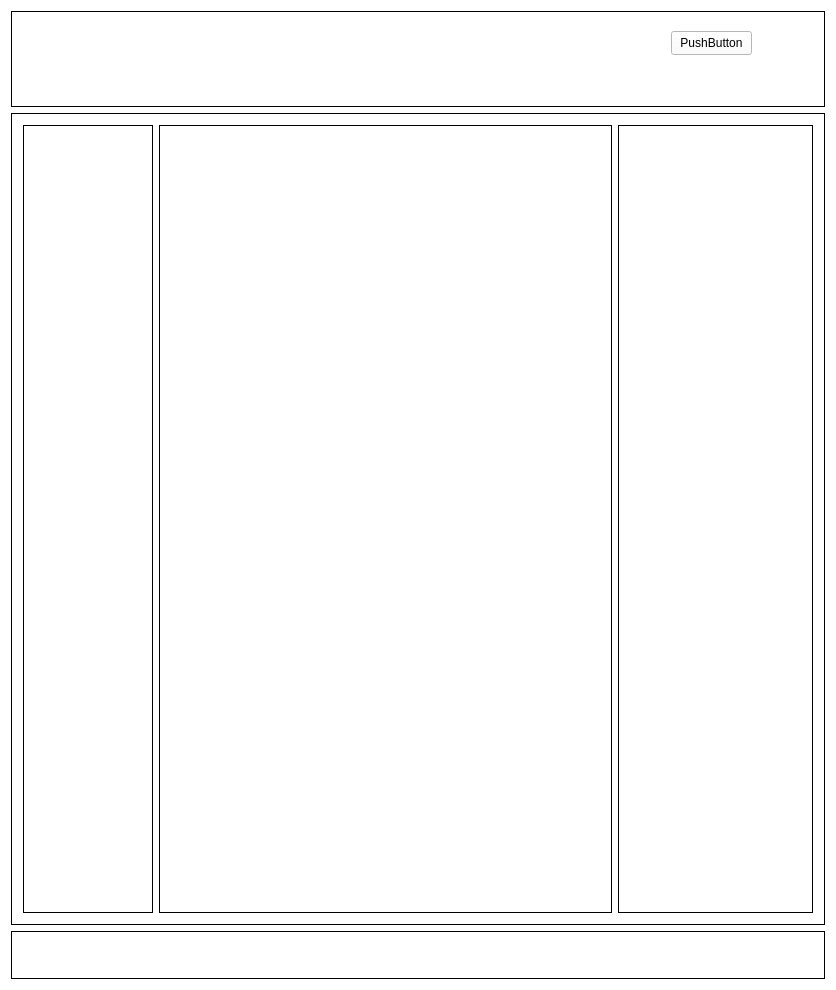
First picture: the form in ConsoleApplication1/qtmain.ui, repository cj1106620946/fuduji_plc_ai, before the edit.
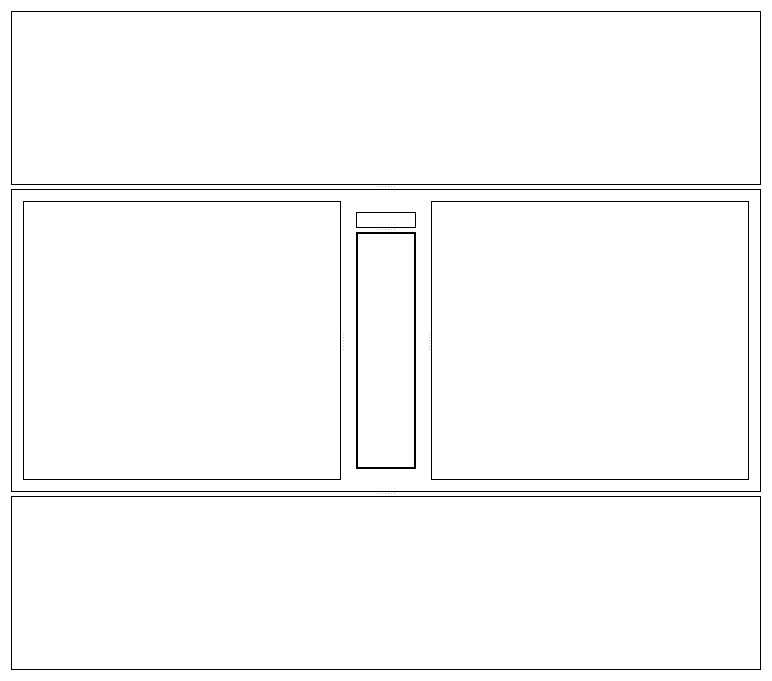
Second picture: the form after the edit.

Diff of the .ui file:
```diff
--- a/ConsoleApplication1/qtmain.ui
+++ b/ConsoleApplication1/qtmain.ui
@@ -6,8 +6,8 @@
    <rect>
     <x>0</x>
     <y>0</y>
-    <width>836</width>
-    <height>990</height>
+    <width>772</width>
+    <height>681</height>
    </rect>
   </property>
   <property name="palette">
@@ -482,58 +482,72 @@
   <property name="windowTitle">
    <string>qtmain</string>
   </property>
-  <layout class="QVBoxLayout" name="verticalLayout" stretch="10,85,5">
+  <layout class="QVBoxLayout" name="verticalLayout">
    <item>
-    <widget class="QFrame" name="frame_3">
+    <widget class="QSplitter" name="splitter_3">
+     <property name="orientation">
+      <enum>Qt::Orientation::Vertical</enum>
+     </property>
+     <widget class="QFrame" name="statuspanel">
      <property name="frameShape">
       <enum>QFrame::Shape::Box</enum>
      </property>
-     <widget class="QPushButton" name="btnStartConsole">
-      <property name="geometry">
-       <rect>
-        <x>660</x>
-        <y>20</y>
-        <width>81</width>
-        <height>24</height>
-       </rect>
-      </property>
-      <property name="text">
-       <string>PushButton</string>
-      </property>
      </widget>
-    </widget>
-   </item>
-   <item>
     <widget class="QFrame" name="frame_2">
      <property name="frameShape">
       <enum>QFrame::Shape::Box</enum>
      </property>
-     <layout class="QHBoxLayout" name="horizontalLayout" stretch="2,7,3">
+      <layout class="QHBoxLayout" name="horizontalLayout">
       <item>
+        <widget class="QSplitter" name="splitter">
+         <property name="orientation">
+          <enum>Qt::Orientation::Horizontal</enum>
+         </property>
        <widget class="QFrame" name="navpanel">
         <property name="frameShape">
          <enum>QFrame::Shape::Box</enum>
         </property>
        </widget>
-      </item>
+         <widget class="QFrame" name="frame">
+          <layout class="QVBoxLayout" name="verticalLayout_2">
       <item>
-       <widget class="QFrame" name="mainpanel">
+            <widget class="QSplitter" name="splitter_2">
+             <property name="orientation">
+              <enum>Qt::Orientation::Vertical</enum>
+             </property>
+             <widget class="QStackedWidget" name="mainpanel">
         <property name="frameShape">
          <enum>QFrame::Shape::Box</enum>
         </property>
-       </widget>
-      </item>
-      <item>
+              <property name="currentIndex">
+               <number>1</number>
+              </property>
+              <widget class="QWidget" name="pageChat"/>
+              <widget class="QWidget" name="pagePersona"/>
+              <widget class="QWidget" name="pageInit"/>
+              <widget class="QWidget" name="pageProject"/>
+             </widget>
+             <widget class="QFrame" name="iointerface">
+              <property name="frameShape">
+               <enum>QFrame::Shape::WinPanel</enum>
+              </property>
+              <property name="frameShadow">
+               <enum>QFrame::Shadow::Plain</enum>
+              </property>
+             </widget>
+            </widget>
+           </item>
+          </layout>
+         </widget>
        <widget class="QFrame" name="rightpanel">
         <property name="frameShape">
          <enum>QFrame::Shape::Box</enum>
         </property>
        </widget>
+        </widget>
       </item>
      </layout>
     </widget>
-   </item>
-   <item>
     <widget class="QFrame" name="frame">
      <property name="acceptDrops">
       <bool>false</bool>
@@ -541,6 +555,7 @@
      <property name="frameShape">
       <enum>QFrame::Shape::Box</enum>
      </property>
+     </widget>
     </widget>
    </item>
   </layout>
```
Lines whose indentation alone changed are shown as unchanged.
